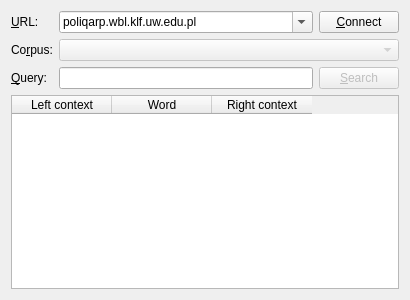
Before: the Qt Designer form src/poliqarpwidget.ui in jsbien/djview-poliqarp_fork, drawn with Qt 5.
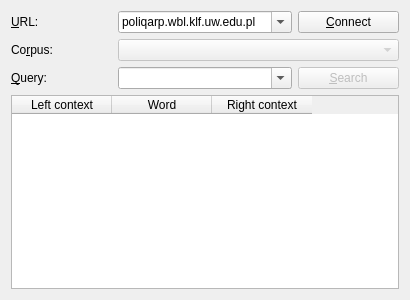
After: the same form once the commit is applied.

Commit message: Keep query history.

The edit to the form file:
```diff
--- a/src/poliqarpwidget.ui
+++ b/src/poliqarpwidget.ui
@@ -54,20 +54,7 @@
       <string>&amp;Query:</string>
      </property>
      <property name="buddy">
-      <cstring>queryEdit</cstring>
-     </property>
-    </widget>
-   </item>
-   <item row="2" column="1">
-    <widget class="QLineEdit" name="queryEdit">
-     <property name="minimumSize">
-      <size>
-       <width>100</width>
-       <height>0</height>
-      </size>
-     </property>
-     <property name="text">
-      <string/>
+      <cstring>queryCombo</cstring>
      </property>
     </widget>
    </item>
@@ -132,6 +119,13 @@
      </item>
     </widget>
    </item>
+   <item row="2" column="1">
+    <widget class="QComboBox" name="queryCombo">
+     <property name="editable">
+      <bool>true</bool>
+     </property>
+    </widget>
+   </item>
   </layout>
  </widget>
  <tabstops>
```
Left out of the diff: 21 changed lines with no effect on the pictures. The commit also changes 1 other file.
